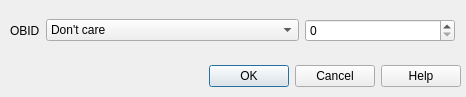
Before: the Qt Designer form src/cdlgselectobid.ui in grodansparadis/vscp-works-qt, drawn with Qt 5.
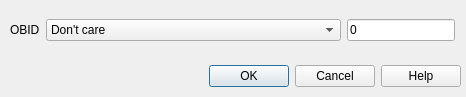
After: the same form once the commit is applied.

The edit to the form file:
```diff
--- a/src/cdlgselectobid.ui
+++ b/src/cdlgselectobid.ui
@@ -95,18 +95,15 @@
      </widget>
     </item>
     <item row="0" column="2">
-     <widget class="QSpinBox" name="spinBoxBoxObId">
+     <widget class="QLineEdit" name="editObid">
       <property name="sizePolicy">
        <sizepolicy hsizetype="Fixed" vsizetype="Fixed">
         <horstretch>0</horstretch>
         <verstretch>0</verstretch>
        </sizepolicy>
       </property>
-      <property name="minimumSize">
-       <size>
-        <width>150</width>
-        <height>0</height>
-       </size>
+      <property name="text">
+       <string>0</string>
       </property>
      </widget>
     </item>
```
Left out of the diff: 54 changed lines with no effect on the pictures.
